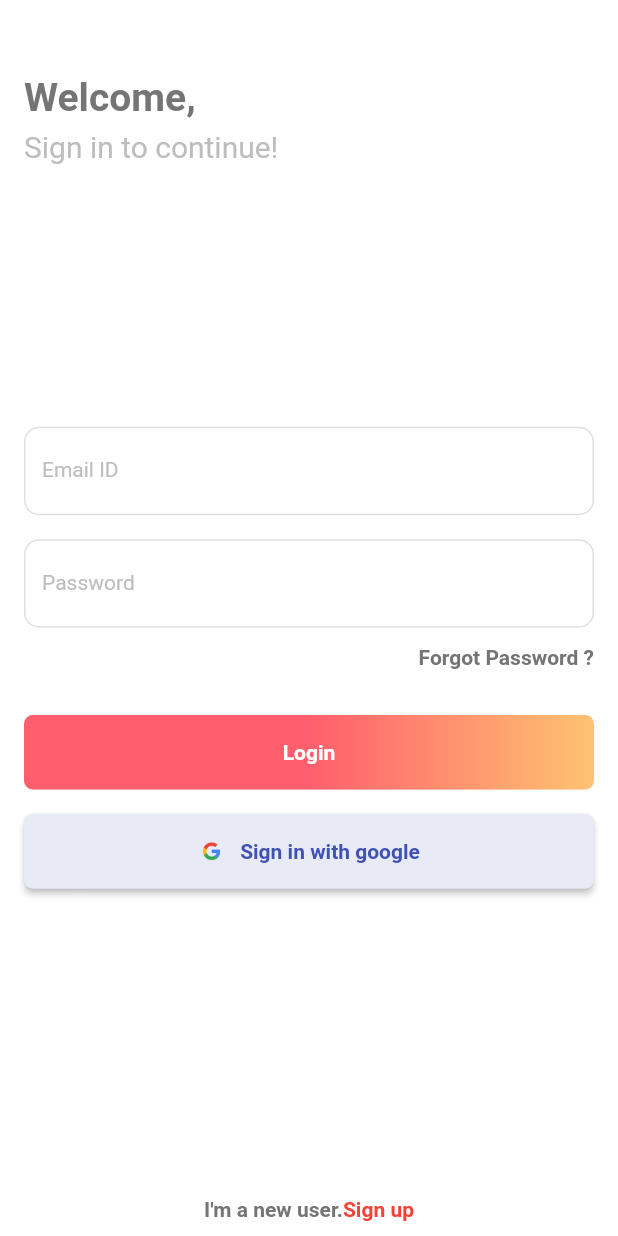
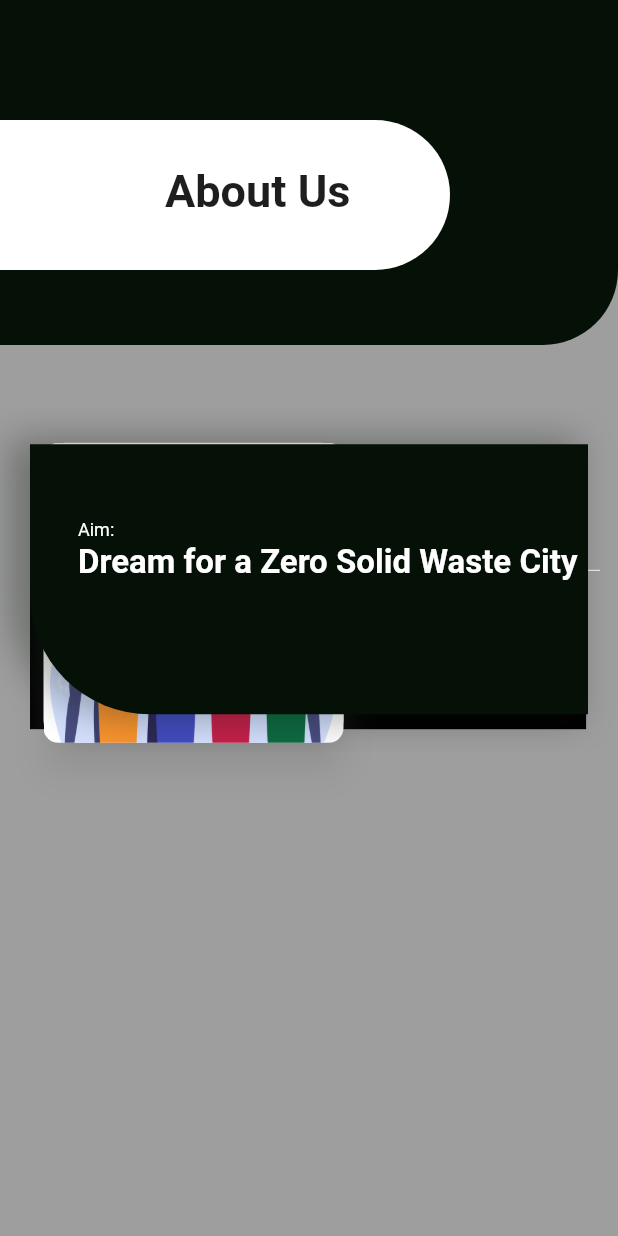
Before and after one commit to jaydip-pawar/Clean_Me-User_App, a Flutter app: the screen it shows after launch, on a phone screen of 412 x 824 dp. Run offline on Flutter 3.47's test engine with Material 2 defaults, Android fonts, the phone set to English and light mode, and no system bars; our stand-ins replace cloud_firestore, firebase_auth, firebase_core, geolocator, google_maps_flutter, google_sign_in and 3 more; missing offline and left inert: geocode; accounts and stored records are empty.

Commit message:
About_us Pending Push 1

```diff
--- a/lib/main.dart
+++ b/lib/main.dart
@@ -1,4 +1,5 @@
 import 'package:clean_me/constants.dart';
+import 'package:clean_me/popup_menuitems/about_us.dart';
 import 'package:clean_me/providers/authentication_provider.dart';
 import 'package:clean_me/providers/location_provider.dart';
 import 'package:clean_me/screens/splash_screen.dart';
@@ -58,7 +59,7 @@ class _MyAppState extends State<MyApp> {
       debugShowCheckedModeBanner: false,
       title: 'E-Grocery',
       theme: theme(),
-      home: const SplashScreen(),
+      home: const AboutUs(),
       routes: routes,
     );
   }
--- /dev/null
+++ b/lib/popup_menuitems/about_us.dart
@@ -0,0 +1,232 @@
+import 'package:flutter/material.dart';
+
+class AboutUs extends StatefulWidget {
+  const AboutUs({Key? key}) : super(key: key);
+
+  @override
+  _AboutUsState createState() => _AboutUsState();
+}
+
+class _AboutUsState extends State<AboutUs> {
+  @override
+  Widget build(BuildContext context) {
+    final double height = MediaQuery.of(context).size.height;
+    final double width = MediaQuery.of(context).size.width;
+    return Scaffold(
+        backgroundColor: Colors.grey,
+        body: Column(children: [
+          Container(
+            height: 230,
+            decoration: const BoxDecoration(
+              borderRadius: BorderRadius.only(
+                bottomRight: Radius.circular(50),
+              ),
+              color: Color(0xFF051106),
+            ),
+            child: Stack(
+              children: [
+                Positioned(
+                    top: 80,
+                    left: 0,
+                    child: Container(
+                      height: 100,
+                      width: 300,
+                      decoration: const BoxDecoration(
+                          color: Colors.white,
+                          borderRadius: BorderRadius.only(
+                            topRight: Radius.circular(50),
+                            bottomRight: Radius.circular(50),
+                          )),
+                    )),
+                const Positioned(
+                    top: 110,
+                    left: 110,
+                    child: Text(
+                      "About Us",
+                      style: TextStyle(
+                          fontSize: 30,
+                          color: Color(0xFF1F1D1D),
+                          fontWeight: FontWeight.bold),
+                    ))
+              ],
+            ),
+          ),
+          SizedBox(
+            height: height * 0.05,
+          ),
+          SizedBox(
+              height: 230,
+              child: Stack(
+                children: [
+                  Positioned(
+                      top: 35,
+                      left: 20,
+                      child: Material(
+                        child: Container(
+                          height: 180.0,
+                          width: width * 0.9,
+                          decoration: BoxDecoration(
+                            color: Colors.black,
+                            borderRadius: BorderRadius.circular(0.0),
+                          ),
+                        ),
+                      )),
+                  Positioned(
+                      top: 20,
+                      left: 25,
+                      child: Card(
+                          elevation: 10.0,
+                          shadowColor: Colors.grey.withOpacity(0.5),
+                          shape: RoundedRectangleBorder(
+                            borderRadius: BorderRadius.circular(15.0),
+                          ),
+                          child: Container(
+                            height: 200,
+                            width: 200,
+                            decoration: BoxDecoration(
+                              borderRadius: BorderRadius.circular(10.0),
+                              image: const DecorationImage(
+                                fit: BoxFit.fill,
+                                image: AssetImage("assets/images/Team.jpg"),
+                              ),
+                            ),
+                          ))),
+                  Positioned(
+                      top: 60,
+                      left: 240,
+                      child: Container(
+                        height: 150,
+                        width: 160,
+                        child: Column(
+                          crossAxisAlignment: CrossAxisAlignment.start,
+                          children: const [
+                            Text(
+                              "Team Zeus",
+                              style: TextStyle(
+                                  fontSize: 20,
+                                  color: Colors.white,
+                                  fontWeight: FontWeight.bold),
+                            ),
+                            Text(
+                              "Introduces you to",
+                              style: TextStyle(
+                                  fontSize: 15,
+                                  color: Colors.white,
+                                  fontWeight: FontWeight.bold),
+                            ),
+                            Divider(color: Colors.white),
+                            Text(
+                              "KudaCam App",
+                              style: TextStyle(
+                                  fontSize: 18,
+                                  color: Colors.white70,
+                                  fontWeight: FontWeight.bold),
+                            ),
+                          ],
+                        ),
+                      )),
+
+
+                  Expanded(
+                    child:MediaQuery.removePadding(context: context,
+                      removeTop: true,
+                      child: ListView(
+                    children: [
+                      Container(
+                        margin: const EdgeInsets.only(bottom: 10, top: 25),
+                        height: 200,
+                        padding: const EdgeInsets.only(
+                            left: 20, right: 20, bottom: 20),
+                        child: Container(
+                          decoration: BoxDecoration(
+                            color: Color(0xFF051106),
+                            borderRadius: const BorderRadius.only(
+                              bottomLeft: Radius.circular(80.0),
+                            ),
+                            boxShadow: [
+                              BoxShadow(
+                                  color: Color(0xFF051106).withOpacity(0.3),
+                                  offset: new Offset(-10.0, 0.0),
+                                  blurRadius: 20.0,
+                                  spreadRadius: 4.0),
+                            ],
+                          ),
+                          padding: const EdgeInsets.only(
+                            left: 32,
+                            top: 50.0,
+                            bottom: 50,
+                          ),
+                          child: Column(
+                              crossAxisAlignment: CrossAxisAlignment.start,
+                              children: const <Widget>[
+                                Text(
+                                  "Aim:",
+                                  style: TextStyle(
+                                      color: Colors.white, fontSize: 12),
+                                ),
+                                SizedBox(
+                                  height: 2,
+                                ),
+                                Text(
+                                  "Dream for a Zero Solid Waste City",
+                                  style: TextStyle(
+                                      color: Colors.white,
+                                      fontSize: 22,
+                                      fontWeight: FontWeight.bold),
+                                ),
+                              ]),
+                        ),
+                      ),
+                      Container(
+                        margin: const EdgeInsets.only(bottom: 10, top: 25),
+                        height: 200,
+                        padding: const EdgeInsets.only(
+                            left: 20, right: 20, bottom: 20),
+                        child: Container(
+                          decoration: BoxDecoration(
+                            color: Color(0xFF051106),
+                            borderRadius: const BorderRadius.only(
+                              bottomLeft: Radius.circular(80.0),
+                            ),
+                            boxShadow: [
+                              BoxShadow(
+                                  color: Color(0xFF051106).withOpacity(0.3),
+                                  offset: new Offset(-10.0, 0.0),
+                                  blurRadius: 20.0,
+                                  spreadRadius: 4.0),
+                            ],
+                          ),
+                          padding: const EdgeInsets.only(
+                            left: 32,
+                            top: 50.0,
+                            bottom: 50,
+                          ),
+                          child: Column(
+                              crossAxisAlignment: CrossAxisAlignment.start,
+                              children: const <Widget>[
+                                Text(
+                                  "Aim:",
+                                  style: TextStyle(
+                                      color: Colors.white, fontSize: 12),
+                                ),
+                                SizedBox(
+                                  height: 2,
+                                ),
+                                Text(
+                                  "Dream for a Zero Solid Waste City",
+                                  style: TextStyle(
+                                      color: Colors.white,
+                                      fontSize: 22,
+                                      fontWeight: FontWeight.bold),
+                                ),
+                              ]),
+                        ),
+                      ),
+                    ],
+                  )
+                  )
+                  )],
+              ))
+        ]));
+  }
+}
--- a/lib/screens/home/sub_screens/home_screen.dart
+++ b/lib/screens/home/sub_screens/home_screen.dart
@@ -1,5 +1,6 @@
 import 'package:clean_me/constants.dart';
 import 'package:clean_me/providers/location_provider.dart';
+import 'package:clean_me/screens/home/widgets/complaint_list.dart';
 import 'package:clean_me/screens/home/widgets/my_appbar.dart';
 import 'package:flutter/material.dart';
 import 'package:google_maps_flutter/google_maps_flutter.dart';
@@ -28,8 +29,10 @@ class _HomeScreenState extends State<HomeScreen> {
         preferredSize: Size.fromHeight(56),
         child: MyAppBar(),
       ),
-      body: Container(
-        height: height(context) * 0.6,
+      body: Column(
+        children: [
+          SizedBox(
+            height: height(context) * 0.5,
             child: Stack(
               children: [
                 GoogleMap(
@@ -73,9 +76,19 @@ class _HomeScreenState extends State<HomeScreen> {
                       setState(() {});
                     },
                   ),
+                ),
+              ],
+            ),
+          ),
+          Flexible(
+            child: ListView.builder(
+              itemCount: 5,
+              itemBuilder: (BuildContext context, int index) {
+                return ComplaintList();
+              },
+            ),
           )
         ],
-        ),
       ),
     );
   }
--- /dev/null
+++ b/lib/screens/home/widgets/complaint_list.dart
@@ -0,0 +1,39 @@
+import 'package:flutter/material.dart';
+
+class ComplaintList extends StatefulWidget {
+  const ComplaintList({Key? key}) : super(key: key);
+
+  @override
+  _ComplaintListState createState() => _ComplaintListState();
+}
+
+class _ComplaintListState extends State<ComplaintList> {
+  @override
+  Widget build(BuildContext context) {
+    return Padding(
+      padding: const EdgeInsets.symmetric(horizontal: 6.0),
+      child: Card(
+        shape: RoundedRectangleBorder(
+          borderRadius: BorderRadius.circular(10.0),
+        ),
+        elevation: 8,
+        child: const ListTile(
+          contentPadding:
+          EdgeInsets.symmetric(horizontal: 18, vertical: 10.0),
+          leading: CircleAvatar(
+            child: Text(
+              "AB",
+              style: TextStyle(color: Colors.white, fontSize: 18),
+            ),
+            backgroundColor: Colors.yellow,
+          ),
+          title: Text(
+            "User 1",
+            style: TextStyle(fontSize: 16, fontWeight: FontWeight.w400),
+          ),
+          trailing: Icon(Icons.directions),
+        ),
+      ),
+    );
+  }
+}
```
Also changed, not shown: assets/images/Team.jpg (added), assets/images/om.png (added), popup_menuitems/about_us.dart (deleted). Lines whose indentation alone changed are shown as unchanged.
